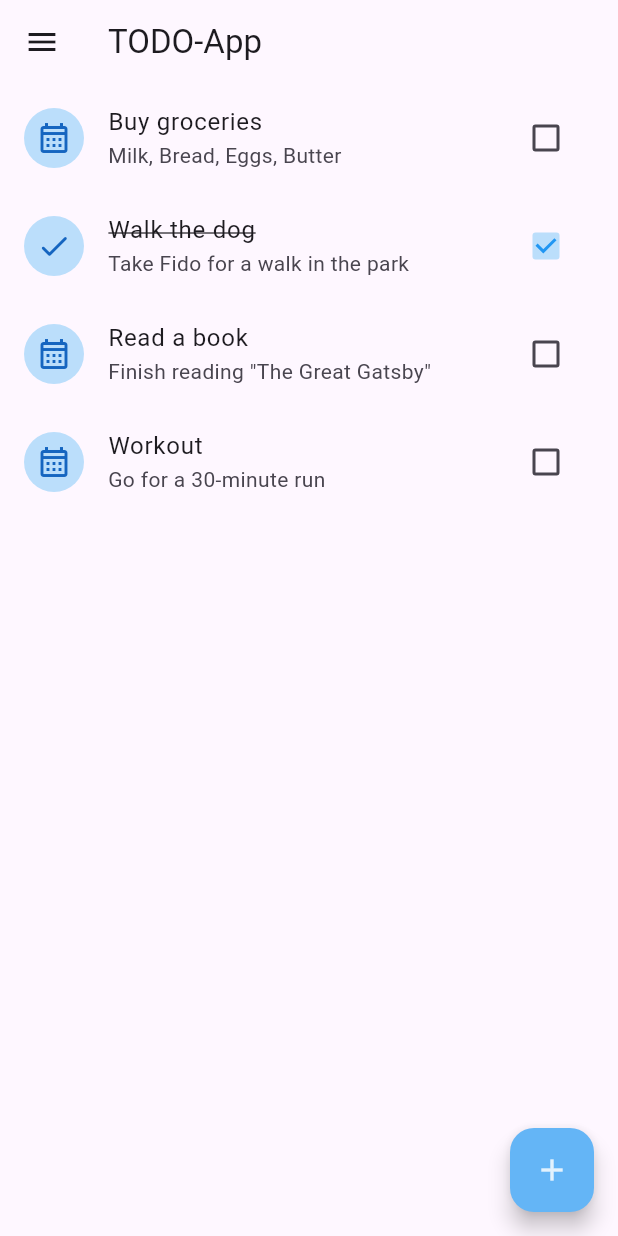
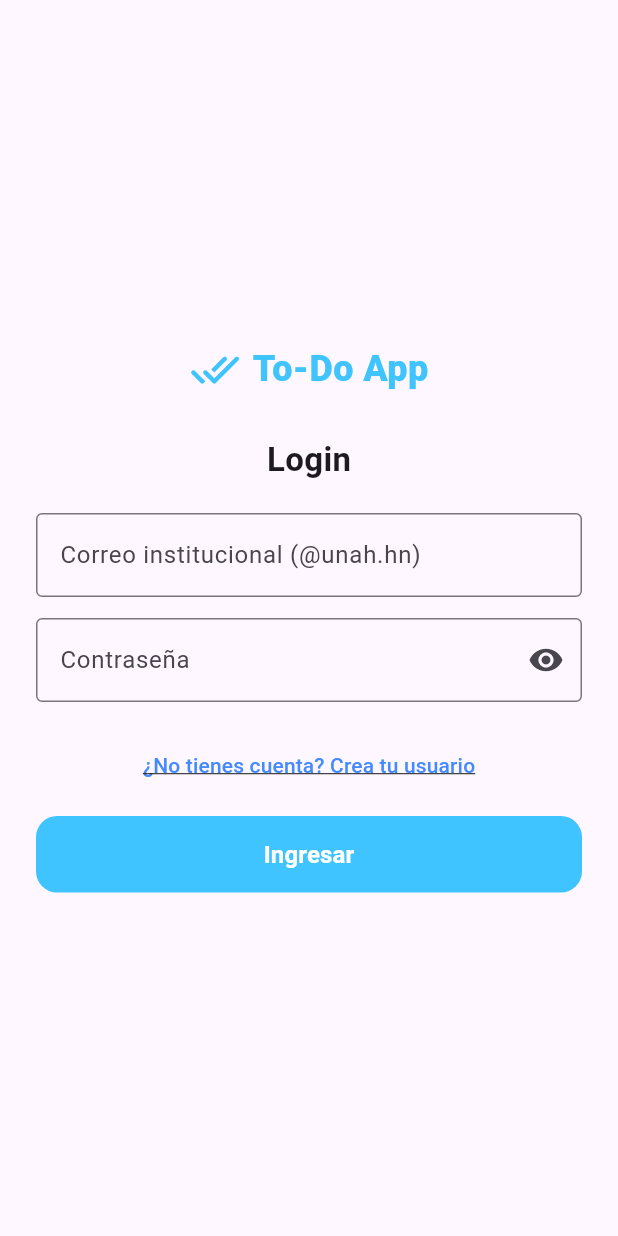
Before and after one commit to samiipineda/Tarea_2.1-Lenguajes-de-Programacion, a Flutter app: the screen it shows after launch, on a phone screen of 412 x 824 dp. Run offline on Flutter 3.47's test engine with Material 3 defaults, Android fonts, the phone set to English and light mode, and no system bars; our stand-ins replace cloud_firestore, firebase_core, go_router; accounts and stored records are empty.

Commit message:
Proyecto App - Dania Pineda

```diff
--- a/intro-flutter/todo_app/lib/main.dart
+++ b/intro-flutter/todo_app/lib/main.dart
@@ -4,11 +4,11 @@ import 'package:go_router/go_router.dart';
 import 'package:todo_app/firebase_options.dart';
 import 'package:todo_app/src/views/admin_todo_page.dart';
 import 'package:todo_app/src/views/home_page.dart';
+import 'package:todo_app/src/views/login.dart';
 
 void main() async {
   WidgetsFlutterBinding.ensureInitialized();
   await Firebase.initializeApp(options: DefaultFirebaseOptions.currentPlatform);
-
   runApp(const MyApp());
 }
 
@@ -17,42 +17,41 @@ class MyApp extends StatelessWidget {
 
   @override
   Widget build(BuildContext context) {
-    return MaterialApp.router(
-      routerConfig: GoRouter(
-        initialLocation: '/todos',
+    final router = GoRouter(
+      initialLocation: '/',
       routes: [
+        GoRoute(
+          path: '/',
+          name: 'login',
+          builder: (context, state) => const LoginPage(),
+        ),
         GoRoute(
           path: '/todos',
           name: 'todo-list',
-            builder: (state, context) => HomePage(),
+          builder: (context, state) => HomePage(),
           routes: [
             GoRoute(
-                path: '/create', //?   /todos/create
+              path: 'create',
               name: 'new-todo',
               builder: (context, state) => AdminTodoPage(),
             ),
             GoRoute(
-                path: '/:id', //?   /todos/124
+              path: ':id',
               name: 'update-todo',
               builder: (context, state) {
-                  print(state.pathParameters);
                 final todo = state.extra as Map<String, dynamic>;
-
                 return AdminTodoPage(todo: todo);
               },
             ),
           ],
         ),
       ],
-      ),
+    );
+
+    return MaterialApp.router(
+      routerConfig: router,
       debugShowCheckedModeBanner: false,
       title: 'Todo - App',
-      // initialRoute: '/',
-      // home: AdminTodoPage(), // mi primer widget personalizado
-      // routes: {
-      //   '/': (context) => HomePage(),
-      //   '/admin-todos': (context) => AdminTodoPage(),
-      // },
     );
   }
 }
--- /dev/null
+++ b/intro-flutter/todo_app/lib/src/shared/autenticador.dart
@@ -0,0 +1,5 @@
+import 'package:flutter/material.dart';
+
+class Autenticador {
+  static ValueNotifier<bool> isLoggedIn = ValueNotifier<bool>(false);
+}
--- a/intro-flutter/todo_app/lib/src/views/home_page.dart
+++ b/intro-flutter/todo_app/lib/src/views/home_page.dart
@@ -14,11 +14,14 @@ class HomePage extends StatelessWidget {
   Widget build(BuildContext context) {
     return Scaffold(
       drawer: Drawer(
-        child: ListView(
+        child: SafeArea(
+          // 🔥 evita que la barra tape el contenido
+          child: Column(
             children: [
-            DrawerHeader(
+              Container(
+                width: double.infinity,
+                padding: const EdgeInsets.fromLTRB(16, 16, 16, 12),
                 child: Column(
-                mainAxisAlignment: MainAxisAlignment.end,
                   crossAxisAlignment: CrossAxisAlignment.start,
                   children: [
                     CircleAvatar(
@@ -29,37 +32,71 @@ class HomePage extends StatelessWidget {
                         style: TextStyle(fontSize: 42, color: Colors.red[400]),
                       ),
                     ),
-                  Text('Juan Alvarenga'),
+                    const SizedBox(height: 8),
+                    const Text('Juan Alvarenga'),
                   ],
                 ),
               ),
-
-            ListTile(leading: Icon(Icons.home), title: Text('Inicio')),
-            ListTile(
+              const Divider(height: 1, thickness: 1),
+              Expanded(
+                child: ListView(
+                  padding: EdgeInsets.zero,
+                  children: [
+                    const ListTile(
+                      leading: Icon(Icons.home),
+                      title: Text('Inicio'),
+                    ),
+                    const ListTile(
                       leading: Icon(Icons.important_devices),
                       title: Text('Importantes'),
                     ),
-            ListTile(leading: Icon(Icons.warning), title: Text('Críticas')),
+                    const ListTile(
+                      leading: Icon(Icons.warning),
+                      title: Text('Críticas'),
+                    ),
                     ListTile(
-              leading: Icon(Icons.calendar_month_rounded),
-              title: Text('Calendario'),
+                      leading: const Icon(Icons.calendar_month_rounded),
+                      title: const Text('Calendario'),
                       onTap: () {
-                //
                         context.pop();
                         context.pushNamed('new-todo');
                       },
                     ),
-
-            Padding(
-              padding: const EdgeInsets.all(8.0),
+                    const Padding(
+                      padding: EdgeInsets.symmetric(
+                        horizontal: 16,
+                        vertical: 8,
+                      ),
                       child: Text('Configuraciones'),
                     ),
-            Divider(),
-            ListTile(
+                    const Divider(),
+                    const ListTile(
                       leading: Icon(Icons.calendar_month_rounded),
                       title: Text('Calendario'),
                     ),
                   ],
+                ),
+              ),
+              const Divider(),
+              Padding(
+                padding: const EdgeInsets.only(bottom: 12.0),
+                child: ListTile(
+                  leading: const Icon(Icons.logout, color: Colors.red),
+                  title: const Text(
+                    'Cerrar sesión',
+                    style: TextStyle(
+                      color: Colors.red,
+                      fontWeight: FontWeight.bold,
+                    ),
+                  ),
+                  onTap: () {
+                    Navigator.pop(context);
+                    context.go('/');
+                  },
+                ),
+              ),
+            ],
+          ),
         ),
       ),
       appBar: AppBar(title: const Text('TODO-App')),
@@ -70,8 +107,8 @@ class HomePage extends StatelessWidget {
             itemCount: todoList.length,
             itemBuilder: (BuildContext context, int index) {
               return Dismissible(
+                key: Key(todoList[index]['id'].toString()),
                 confirmDismiss: (direction) async {
-                  //? Para actualizar
                   if (direction == DismissDirection.endToStart) {
                     context.pushNamed(
                       'update-todo',
@@ -80,8 +117,6 @@ class HomePage extends StatelessWidget {
                     );
                     return false;
                   }
-
-                  //? Para eliminar
                   return await Utils.showConfirm(
                     context: context,
                     confirmButton: () {
@@ -89,11 +124,8 @@ class HomePage extends StatelessWidget {
                     },
                   );
                 },
-                onDismissed: (direction) {
-                  print(direction);
-                },
                 background: Container(
-                  padding: EdgeInsets.only(left: 16),
+                  padding: const EdgeInsets.only(left: 16),
                   color: Colors.red,
                   child: Align(
                     alignment: Alignment.centerLeft,
@@ -105,7 +137,7 @@ class HomePage extends StatelessWidget {
                   ),
                 ),
                 secondaryBackground: Container(
-                  padding: EdgeInsets.only(right: 16),
+                  padding: const EdgeInsets.only(right: 16),
                   color: Colors.blue,
                   child: Row(
                     mainAxisAlignment: MainAxisAlignment.end,
@@ -118,7 +150,7 @@ class HomePage extends StatelessWidget {
                           color: Colors.blue[50],
                         ),
                       ),
-                      SizedBox(width: 12),
+                      const SizedBox(width: 12),
                       Icon(
                         Icons.edit_outlined,
                         color: Colors.blue[50],
@@ -127,24 +159,15 @@ class HomePage extends StatelessWidget {
                     ],
                   ),
                 ),
-
-                key: Key(todoList[index]['id'].toString()),
                 child: ItemList(todo: todoList[index]),
               );
             },
           );
         },
       ),
-
       floatingActionButton: FloatingActionButton(
         backgroundColor: Colors.blue[300],
-        onPressed: () {
-          // navegar a otra pantalla (Navigator 1.0)
-          // Navigator.of(context).pushNamed('/admin-todos');
-          // context.go('/home/admin-todos');
-          context.goNamed('new-todo');
-          // context.pushNamed('form');
-        },
+        onPressed: () => context.goNamed('new-todo'),
         child: Icon(Icons.add, color: Colors.blue[50]),
       ),
     );
--- /dev/null
+++ b/intro-flutter/todo_app/lib/src/views/login.dart
@@ -0,0 +1,166 @@
+import 'package:flutter/material.dart';
+import 'package:go_router/go_router.dart';
+import 'package:todo_app/src/shared/autenticador.dart';
+import '../widgets/app_text.dart';
+
+class LoginPage extends StatefulWidget {
+  const LoginPage({super.key});
+
+  @override
+  State<LoginPage> createState() => _LoginPageState();
+}
+
+class _LoginPageState extends State<LoginPage> {
+  final _formKey = GlobalKey<FormState>();
+  final _emailCtrl = TextEditingController();
+  final _passCtrl = TextEditingController();
+  bool _obscure = true;
+
+  @override
+  void dispose() {
+    _emailCtrl.dispose();
+    _passCtrl.dispose();
+    super.dispose();
+  }
+
+  void _showSnack(String message, {Color? color}) {
+    ScaffoldMessenger.of(context)
+      ..hideCurrentSnackBar()
+      ..showSnackBar(SnackBar(content: Text(message), backgroundColor: color));
+  }
+
+  void _submit() {
+    if (_formKey.currentState?.validate() ?? false) {
+      Autenticador.isLoggedIn.value = true;
+      context.go('/todos');
+    } else {
+      _showSnack('Revisa los campos marcados', color: Colors.black);
+    }
+  }
+
+  @override
+  Widget build(BuildContext context) {
+    const brandColor = Colors.lightBlueAccent;
+    final emailReg = RegExp(r'^[A-Za-z0-9._%+-]+@unah\.hn$');
+    final passReg = RegExp(r'^(?=.*[!@#\$%^&*(),.\-_;]).{6,}$');
+
+    return Scaffold(
+      body: Center(
+        child: SingleChildScrollView(
+          padding: const EdgeInsets.symmetric(horizontal: 24, vertical: 40),
+          child: Column(
+            mainAxisAlignment: MainAxisAlignment.center,
+            children: [
+              Row(
+                mainAxisAlignment: MainAxisAlignment.center,
+                children: [
+                  const Icon(
+                    Icons.done_all_rounded,
+                    size: 34,
+                    color: brandColor,
+                  ),
+                  const SizedBox(width: 8),
+                  Text(
+                    'To-Do App',
+                    style: Theme.of(context).textTheme.headlineSmall?.copyWith(
+                      fontWeight: FontWeight.w800,
+                      color: brandColor,
+                      letterSpacing: .3,
+                    ),
+                  ),
+                ],
+              ),
+              const SizedBox(height: 28),
+              const Text(
+                'Login',
+                style: TextStyle(fontSize: 22, fontWeight: FontWeight.w600),
+              ),
+              const SizedBox(height: 20),
+              ConstrainedBox(
+                constraints: const BoxConstraints(maxWidth: 420),
+                child: Form(
+                  key: _formKey,
+                  child: Column(
+                    children: [
+                      AppTextField(
+                        label: 'Correo institucional (@unah.hn)',
+                        controller: _emailCtrl,
+                        keyboardType: TextInputType.emailAddress,
+                        textInputAction: TextInputAction.next,
+                        validator: (v) {
+                          final value = v?.trim() ?? '';
+                          if (value.isEmpty) return 'Campo requerido';
+                          if (!emailReg.hasMatch(value)) {
+                            return 'El correo institucional debe terminar en @unah.hn';
+                          }
+                          return null;
+                        },
+                      ),
+                      const SizedBox(height: 14),
+                      AppTextField(
+                        label: 'Contraseña',
+                        controller: _passCtrl,
+                        obscureText: _obscure,
+                        textInputAction: TextInputAction.done,
+                        onFieldSubmitted: (_) => _submit(),
+                        suffixIcon: IconButton(
+                          tooltip: _obscure ? 'Mostrar' : 'Ocultar',
+                          icon: Icon(
+                            _obscure ? Icons.visibility : Icons.visibility_off,
+                          ),
+                          onPressed: () => setState(() => _obscure = !_obscure),
+                        ),
+                        validator: (v) {
+                          final value = v?.trim() ?? '';
+                          if (value.isEmpty) return 'Campo requerido';
+                          if (!passReg.hasMatch(value)) {
+                            return 'Debe tener al menos 6 caracteres y un carácter especial';
+                          }
+                          return null;
+                        },
+                      ),
+                      const SizedBox(height: 18),
+                      TextButton(
+                        onPressed: () {},
+                        child: const Text(
+                          '¿No tienes cuenta? Crea tu usuario',
+                          style: TextStyle(
+                            color: Colors.blueAccent,
+                            fontWeight: FontWeight.w500,
+                            decoration: TextDecoration.underline,
+                          ),
+                        ),
+                      ),
+                      const SizedBox(height: 10),
+                      SizedBox(
+                        width: double.infinity,
+                        child: FilledButton(
+                          onPressed: _submit,
+                          style: FilledButton.styleFrom(
+                            backgroundColor: brandColor,
+                            padding: const EdgeInsets.symmetric(vertical: 14),
+                            shape: RoundedRectangleBorder(
+                              borderRadius: BorderRadius.circular(14),
+                            ),
+                          ),
+                          child: const Text(
+                            'Ingresar',
+                            style: TextStyle(
+                              fontSize: 16,
+                              color: Colors.white,
+                              fontWeight: FontWeight.bold,
+                            ),
+                          ),
+                        ),
+                      ),
+                    ],
+                  ),
+                ),
+              ),
+            ],
+          ),
+        ),
+      ),
+    );
+  }
+}
--- /dev/null
+++ b/intro-flutter/todo_app/lib/src/widgets/app_text.dart
@@ -0,0 +1,41 @@
+import 'package:flutter/material.dart';
+
+class AppTextField extends StatelessWidget {
+  final String label;
+  final TextEditingController controller;
+  final TextInputType keyboardType;
+  final bool obscureText;
+  final Widget? suffixIcon;
+  final String? Function(String?)? validator;
+  final TextInputAction? textInputAction;
+  final void Function(String)? onFieldSubmitted;
+
+  const AppTextField({
+    super.key,
+    required this.label,
+    required this.controller,
+    this.keyboardType = TextInputType.text,
+    this.obscureText = false,
+    this.suffixIcon,
+    this.validator,
+    this.textInputAction,
+    this.onFieldSubmitted,
+  });
+
+  @override
+  Widget build(BuildContext context) {
+    return TextFormField(
+      controller: controller,
+      keyboardType: keyboardType,
+      obscureText: obscureText,
+      textInputAction: textInputAction,
+      decoration: InputDecoration(
+        labelText: label,
+        border: const OutlineInputBorder(),
+        suffixIcon: suffixIcon,
+      ),
+      validator: validator,
+      onFieldSubmitted: onFieldSubmitted,
+    );
+  }
+}
```
Lines whose indentation alone changed are shown as unchanged.
